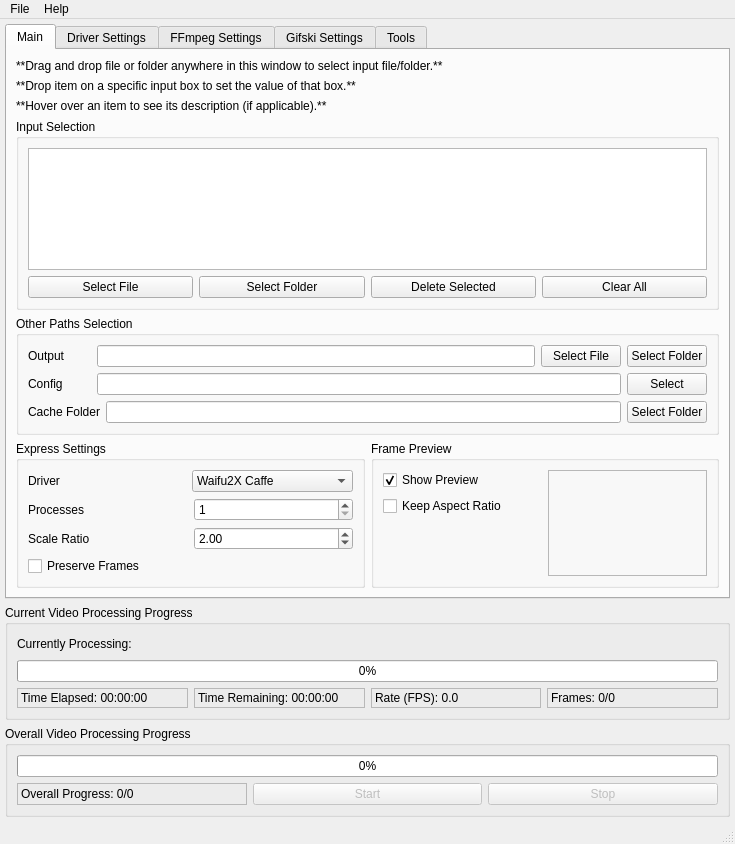
Qt form src/video2x_gui.ui (k4yt3x/video2x) before a commit.
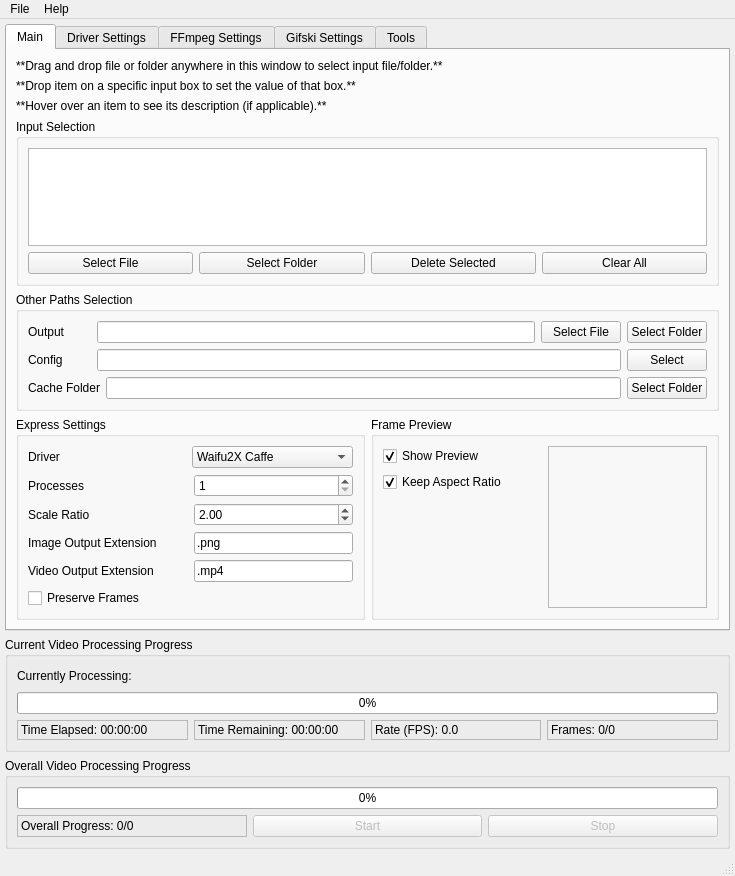
The same form after that commit.

Commit message: made output extensions in batch processing customizable

```diff
--- a/src/video2x_gui.ui
+++ b/src/video2x_gui.ui
@@ -7,7 +7,7 @@
     <x>0</x>
     <y>0</y>
     <width>673</width>
-    <height>844</height>
+    <height>876</height>
    </rect>
   </property>
   <property name="acceptDrops">
@@ -407,6 +407,54 @@
                </item>
               </layout>
              </item>
+             <item>
+              <layout class="QHBoxLayout" name="imageOutputExtensionHorizontalLayout">
+               <item>
+                <widget class="QLabel" name="imageOutputExtensionLabel">
+                 <property name="text">
+                  <string>Image Output Extension</string>
+                 </property>
+                </widget>
+               </item>
+               <item>
+                <widget class="QLineEdit" name="imageOutputExtensionLineEdit">
+                 <property name="sizePolicy">
+                  <sizepolicy hsizetype="Preferred" vsizetype="Fixed">
+                   <horstretch>0</horstretch>
+                   <verstretch>0</verstretch>
+                  </sizepolicy>
+                 </property>
+                 <property name="text">
+                  <string>.png</string>
+                 </property>
+                </widget>
+               </item>
+              </layout>
+             </item>
+             <item>
+              <layout class="QHBoxLayout" name="videoOutputExtensionHorizontalLayout">
+               <item>
+                <widget class="QLabel" name="videoOutputExtensionLabel">
+                 <property name="text">
+                  <string>Video Output Extension</string>
+                 </property>
+                </widget>
+               </item>
+               <item>
+                <widget class="QLineEdit" name="videoOutputExtensionLineEdit">
+                 <property name="sizePolicy">
+                  <sizepolicy hsizetype="Preferred" vsizetype="Fixed">
+                   <horstretch>0</horstretch>
+                   <verstretch>0</verstretch>
+                  </sizepolicy>
+                 </property>
+                 <property name="text">
+                  <string>.mp4</string>
+                 </property>
+                </widget>
+               </item>
+              </layout>
+             </item>
              <item>
               <widget class="QCheckBox" name="preserveFramesCheckBox">
                <property name="toolTip">
@@ -448,6 +496,9 @@
                    <property name="text">
                     <string>Keep Aspect Ratio</string>
                    </property>
+                   <property name="checked">
+                    <bool>true</bool>
+                   </property>
                   </widget>
                  </item>
                  <item>
```
The commit also changes 4 other files.
